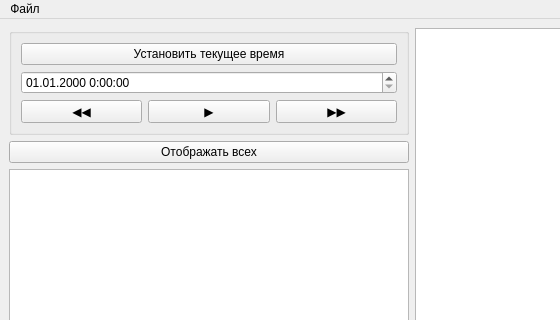
Above: mainwindow.ui from Egor-Pavlov/diplom before the change; both pictures show x 0 to 560 and y 0 to 320 of the 1049 by 720 pixel window. Below: the same form after it.
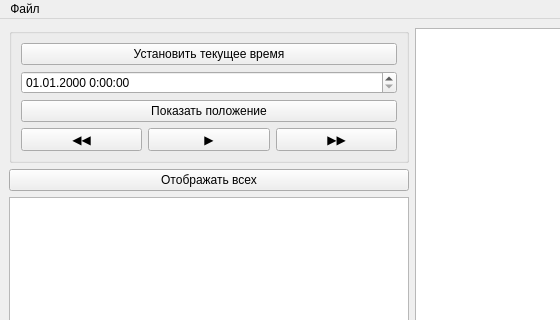
That is the form after the change.

```diff
--- a/mainwindow.ui
+++ b/mainwindow.ui
@@ -83,17 +83,17 @@
          </property>
         </widget>
        </item>
-       <item row="2" column="0">
-        <widget class="QPushButton" name="BackButt">
+       <item row="3" column="2">
+        <widget class="QPushButton" name="ForwardButt">
          <property name="cursor">
           <cursorShape>PointingHandCursor</cursorShape>
          </property>
          <property name="text">
-          <string>◀◀</string>
+          <string>▶▶</string>
          </property>
         </widget>
        </item>
-       <item row="2" column="1">
+       <item row="3" column="1">
         <widget class="QPushButton" name="PlayButt">
          <property name="cursor">
           <cursorShape>PointingHandCursor</cursorShape>
@@ -109,13 +109,20 @@
          </property>
         </widget>
        </item>
-       <item row="2" column="2">
-        <widget class="QPushButton" name="ForwardButt">
+       <item row="3" column="0">
+        <widget class="QPushButton" name="BackButt">
          <property name="cursor">
           <cursorShape>PointingHandCursor</cursorShape>
          </property>
          <property name="text">
-          <string>▶▶</string>
+          <string>◀◀</string>
+         </property>
+        </widget>
+       </item>
+       <item row="2" column="0" colspan="3">
+        <widget class="QPushButton" name="showDevicesButton">
+         <property name="text">
+          <string>Показать положение</string>
          </property>
         </widget>
        </item>
```
